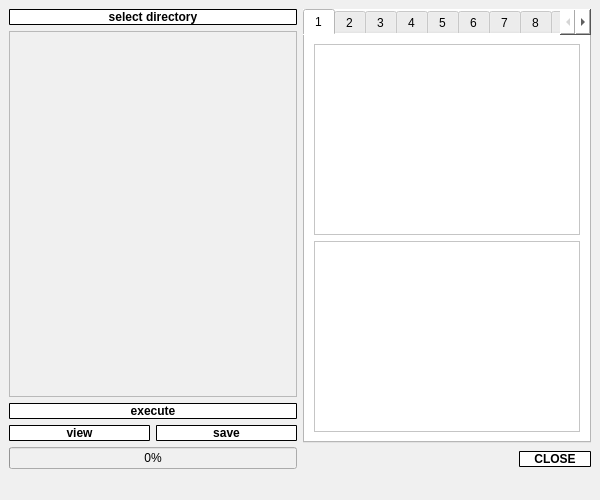
This is app/ui/layout_image_analysis_window.ui in kazumakurotani/BCCProject as Qt 5 draws it before an edit. The edited form follows.
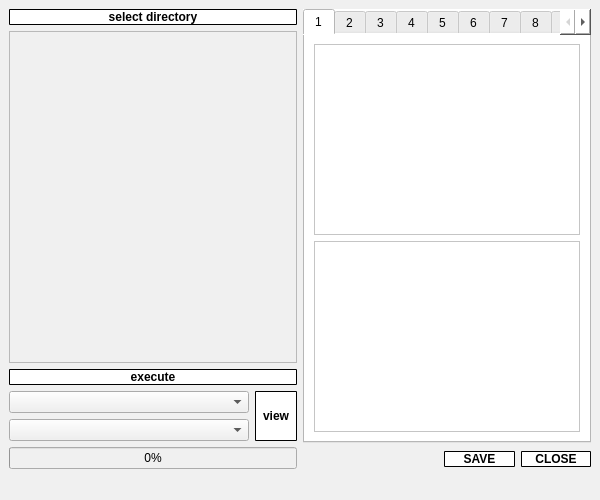
This is the edited form.

Patch:
```diff
--- a/app/ui/layout_image_analysis_window.ui
+++ b/app/ui/layout_image_analysis_window.ui
@@ -22,7 +22,7 @@
     <item row="0" column="0">
      <layout class="QHBoxLayout" name="horizontalLayout_3">
       <item>
-       <layout class="QVBoxLayout" name="verticalLayout_2">
+       <layout class="QVBoxLayout" name="verticalLayout_3">
         <item>
          <widget class="QPushButton" name="pushButton_for_selectDirectory">
           <property name="sizePolicy">
@@ -107,34 +107,33 @@
         <item>
          <layout class="QHBoxLayout" name="horizontalLayout_2">
           <item>
-           <widget class="QPushButton" name="pushButton">
-            <property name="styleSheet">
-             <string notr="true">QPushButton {
-	font: 11pt &quot;Segoe UI&quot;;
-	font-weight: bold;
-	color: rgb(0, 0, 0);
-	background-color: rgb(255, 255, 255);
-	border: 1px solid rgb(0, 0, 0);
-	border-radius: 1px;
-}
-
-QPushButton:hover {
-	font: 75 11pt &quot;Segoe UI&quot;;
-	font-weight: bold;
-	color: rgb(85, 170, 255);
-	background-color: rgb(255, 255, 255);
-	border: 2px solid rgb(85, 170, 255);
-}</string>
-            </property>
-            <property name="text">
-             <string>view</string>
-            </property>
-           </widget>
+           <layout class="QVBoxLayout" name="verticalLayout_2">
+            <item>
+             <widget class="QComboBox" name="comboBox_for_selectImage">
+              <property name="sizePolicy">
+               <sizepolicy hsizetype="Expanding" vsizetype="Preferred">
+                <horstretch>0</horstretch>
+                <verstretch>0</verstretch>
+               </sizepolicy>
+              </property>
+             </widget>
+            </item>
+            <item>
+             <widget class="QComboBox" name="comboBox_for_selectFeature">
+              <property name="sizePolicy">
+               <sizepolicy hsizetype="Expanding" vsizetype="Preferred">
+                <horstretch>0</horstretch>
+                <verstretch>0</verstretch>
+               </sizepolicy>
+              </property>
+             </widget>
+            </item>
+           </layout>
           </item>
           <item>
-           <widget class="QPushButton" name="pushButton_for_saveResults">
+           <widget class="QPushButton" name="pushButton_for_viewDiagram">
             <property name="sizePolicy">
-             <sizepolicy hsizetype="Preferred" vsizetype="Fixed">
+             <sizepolicy hsizetype="Preferred" vsizetype="Preferred">
               <horstretch>0</horstretch>
               <verstretch>0</verstretch>
              </sizepolicy>
@@ -158,7 +157,7 @@
 }</string>
             </property>
             <property name="text">
-             <string>save</string>
+             <string>  view  </string>
             </property>
            </widget>
           </item>
@@ -379,17 +378,35 @@
            </spacer>
           </item>
           <item>
-           <spacer name="horizontalSpacer">
-            <property name="orientation">
-             <enum>Qt::Horizontal</enum>
+           <widget class="QPushButton" name="pushButton_for_saveResults">
+            <property name="sizePolicy">
+             <sizepolicy hsizetype="Expanding" vsizetype="Fixed">
+              <horstretch>0</horstretch>
+              <verstretch>0</verstretch>
+             </sizepolicy>
             </property>
-            <property name="sizeHint" stdset="0">
-             <size>
-              <width>40</width>
-              <height>20</height>
-             </size>
+            <property name="styleSheet">
+             <string notr="true">QPushButton {
+	font: 11pt &quot;Segoe UI&quot;;
+	font-weight: bold;
+	color: rgb(0, 0, 0);
+	background-color: rgb(255, 255, 255);
+	border: 1px solid rgb(0, 0, 0);
+	border-radius: 1px;
+}
+
+QPushButton:hover {
+	font: 75 11pt &quot;Segoe UI&quot;;
+	font-weight: bold;
+	color: rgb(85, 170, 255);
+	background-color: rgb(255, 255, 255);
+	border: 2px solid rgb(85, 170, 255);
+}</string>
             </property>
-           </spacer>
+            <property name="text">
+             <string>SAVE</string>
+            </property>
+           </widget>
           </item>
           <item>
            <widget class="QPushButton" name="pushButton_for_closeWindow">
```
Left out of the diff: 14 changed lines with no effect on the pictures.
